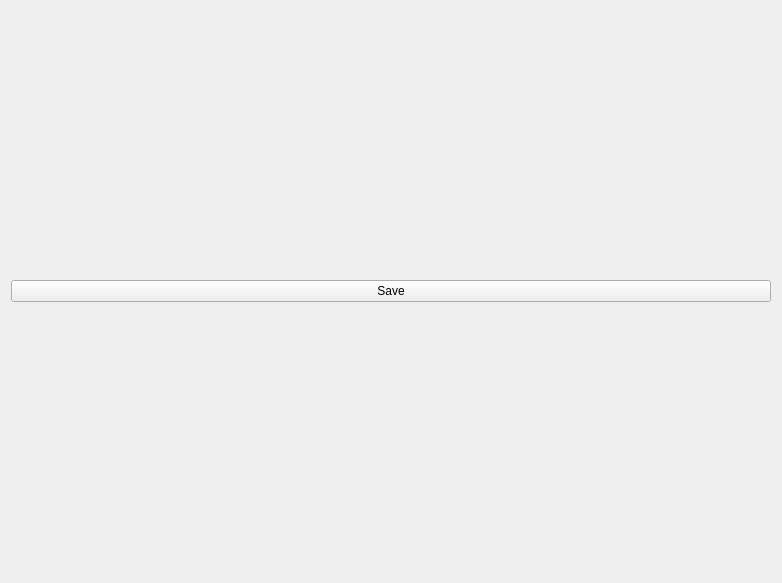
malcom2073/emstudio, file src/ui/parameterwidget.ui: the form before one commit.
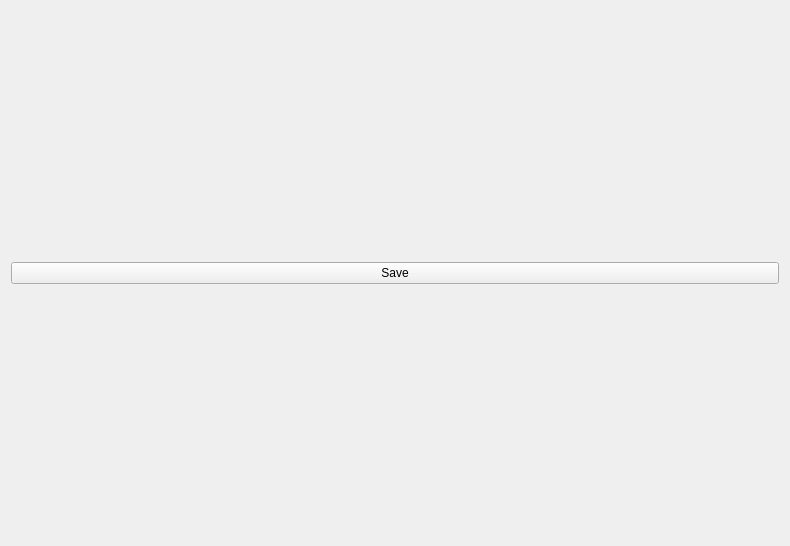
The form after the commit.

What changed in the file:
```diff
--- a/src/ui/parameterwidget.ui
+++ b/src/ui/parameterwidget.ui
@@ -6,8 +6,8 @@
    <rect>
     <x>0</x>
     <y>0</y>
-    <width>782</width>
-    <height>583</height>
+    <width>790</width>
+    <height>546</height>
    </rect>
   </property>
   <property name="windowTitle">
```
